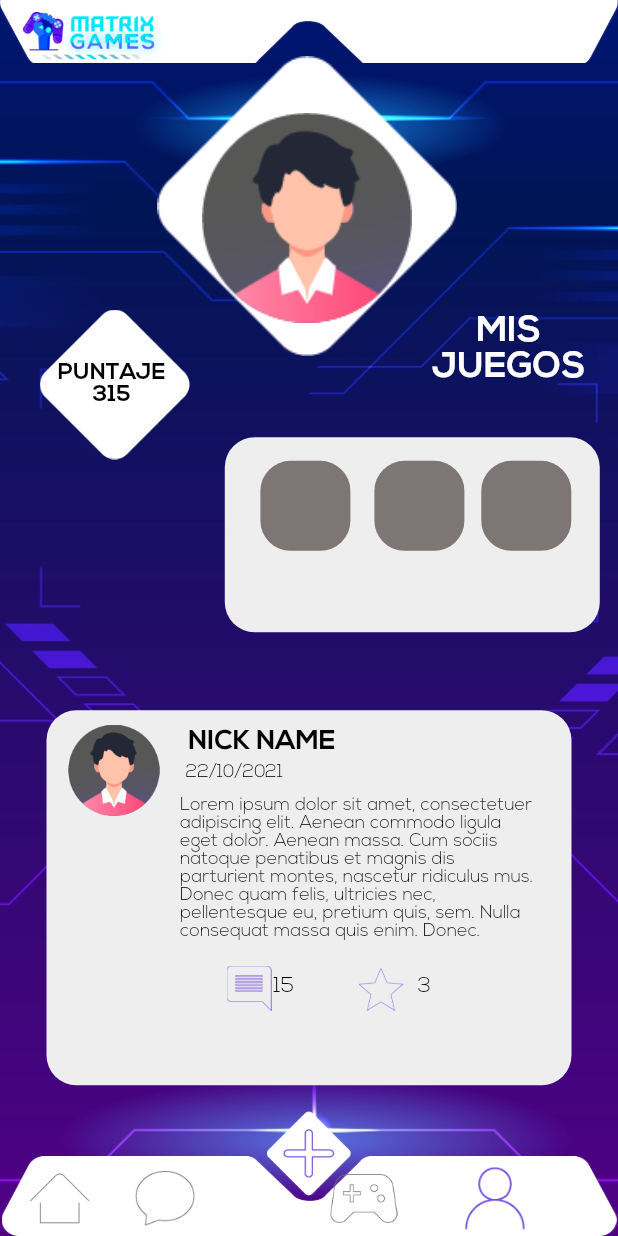
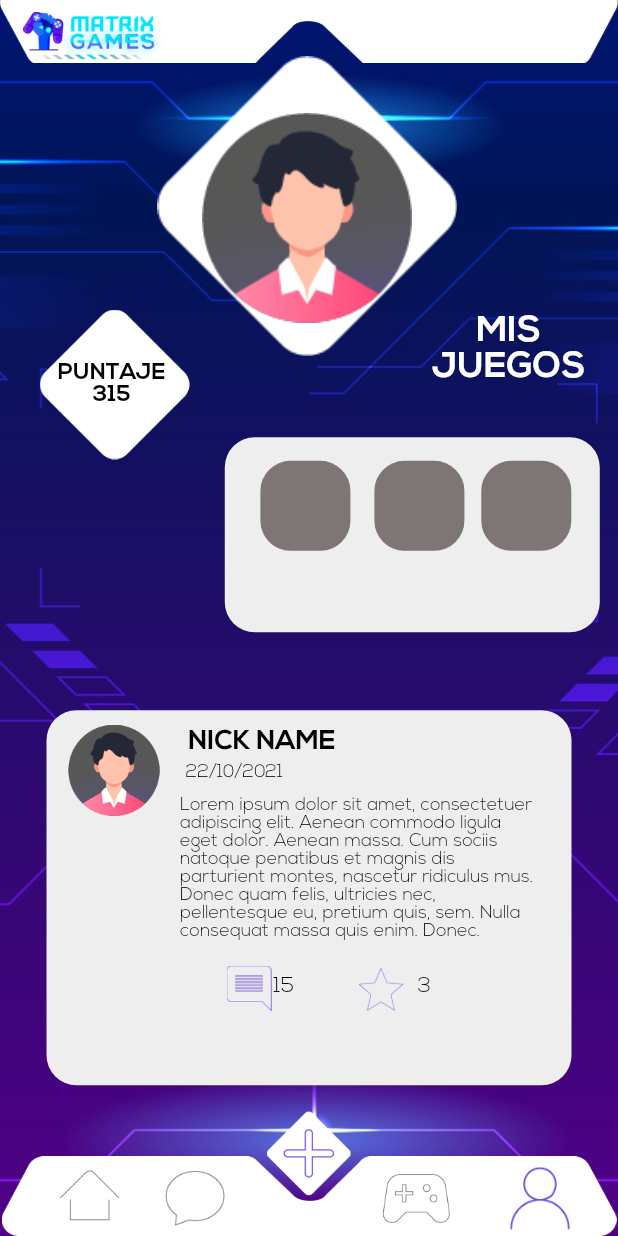
Before and after one commit to xero2099/proyecto_mintic, a Flutter app: the PerfilWidget screen opened directly, on a phone screen of 412 x 824 dp. Run offline on Flutter 3.47's test engine with Material 2 defaults, Android fonts, the light colour scheme and no system bars; our stand-ins replace auto_size_text, font_awesome_flutter, get, google_fonts, page_transition, timeago; network calls fail.

Commit message:
actualizacion iconos

```diff
--- a/lib/ui/pages/perfil/perfil_widget.dart
+++ b/lib/ui/pages/perfil/perfil_widget.dart
@@ -290,7 +290,7 @@ class _PerfilWidgetState extends State<PerfilWidget> {
                       mainAxisSize: MainAxisSize.max,
                       children: [
                         Padding(
-                          padding: EdgeInsetsDirectional.fromSTEB(20, 18, 0, 0),
+                          padding: EdgeInsetsDirectional.fromSTEB(40, 18, 0, 4),
                           child: Image.asset(
                             'assets/images/Home_off.png',
                             width: 40,
@@ -306,7 +306,8 @@ class _PerfilWidgetState extends State<PerfilWidget> {
                           ),
                         ),
                         Padding(
-                          padding: EdgeInsetsDirectional.fromSTEB(90, 18, 0, 0),
+                          padding:
+                              EdgeInsetsDirectional.fromSTEB(105, 18, 0, 0),
                           child: Image.asset(
                             'assets/images/game_off.png',
                             width: 45,
@@ -317,7 +318,7 @@ class _PerfilWidgetState extends State<PerfilWidget> {
                           alignment: AlignmentDirectional(0, 0),
                           child: Padding(
                             padding:
-                                EdgeInsetsDirectional.fromSTEB(45, 18, 0, 0),
+                                EdgeInsetsDirectional.fromSTEB(40, 18, 0, 0),
                             child: Image.asset(
                               'assets/images/perfik_on.png',
                               width: 40,
```
Also changed, not shown: lib/ui/pages/filtro/filtro_widget.dart (+4 -3 lines).
